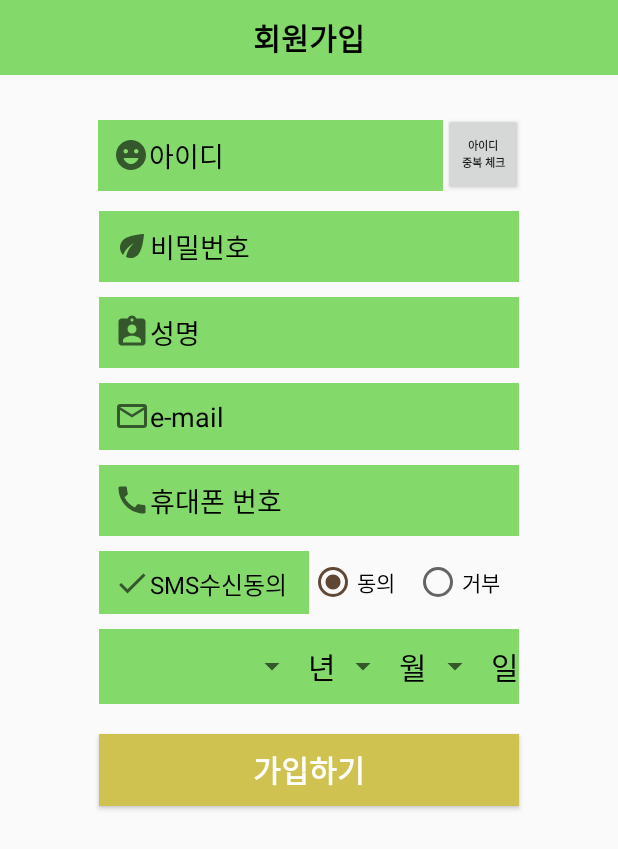
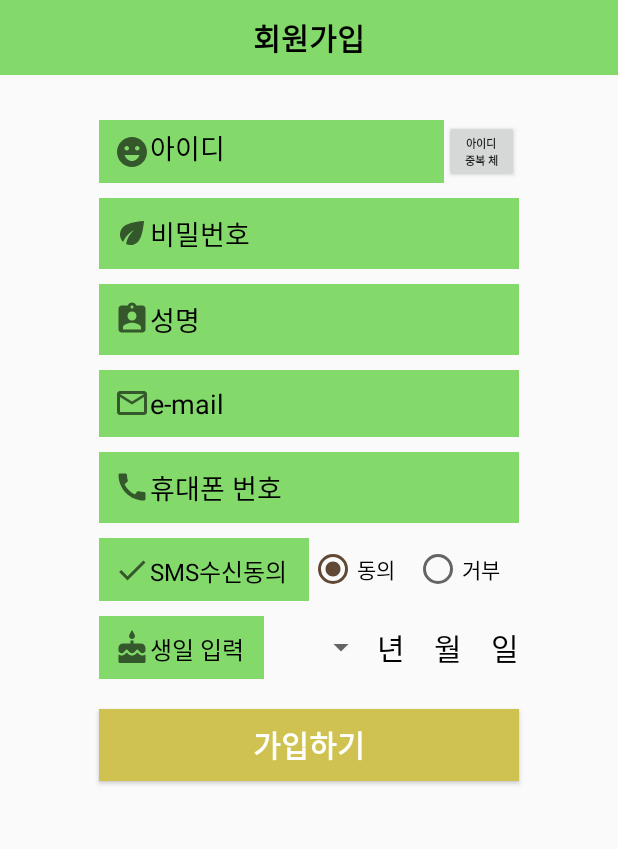
Before and after one commit to rs636/RUP1221, an Android app: the screen it shows after launch (Register), after a tap on "회원가입", on a phone screen of 412 x 824 dp. Shown: the top 849 px of the screen. Run offline under Robolectric (Android 15) with nearby library versions, the phone set to English and light mode, and no system bars.

Commit message:
Regitser -ing

```diff
--- a/app/src/main/java/org/techtown/rup/Register.java
+++ b/app/src/main/java/org/techtown/rup/Register.java
@@ -11,6 +11,7 @@ import android.widget.ArrayAdapter;
 import android.widget.Button;
 import android.widget.EditText;
 import android.widget.RadioButton;
+import android.widget.RadioGroup;
 import android.widget.Spinner;
 
 import java.lang.reflect.Array;
@@ -19,9 +20,9 @@ public class Register extends AppCompatActivity {
 
     private static String IP_ADDRESS="172.0.0.1";
     private static String TAG="phptest";
-
+    private RadioButton sms_agree,sms_disagree;
+    private RadioGroup radioGroup;
     private EditText id,pw,email;
-    private RadioButton gender;
     private ArrayAdapter adapter;
     private Spinner spinner;
     Button registerBtn;
@@ -39,7 +40,17 @@ public class Register extends AppCompatActivity {
         pw=(EditText)findViewById(R.id.pwtext);
         email=(EditText)findViewById(R.id.emailtext);
         phone=(EditText)findViewById(R.id.phonetext);
-
+        sms_agree=(RadioButton)findViewById(R.id.sms_agree);
+        sms_disagree=(RadioButton)findViewById(R.id.sms_disagree);
+//        sms_agree.setOnClickListener(radioButtonClickListener);
+//        sms_disagree.setOnClickListener(radioButtonClickListener);
+//
+//        radioGroup = (RadioGroup) findViewById(R.id.radioGroup);
+//        radioGroup.setOnCheckedChangeListener(radioGroupButtonChangeListener);
+//
+//        RadioButton.OnClickListener radioButtonClickListener=new RadioButton.OnClickListener(){
+//
+//        }
 
 
         registerBtn.setOnClickListener(new View.OnClickListener() {
@@ -52,14 +63,8 @@ public class Register extends AppCompatActivity {
                 email_d=email.getText().toString();
                 phone.addTextChangedListener(new PhoneNumberFormattingTextWatcher());//전화번호에 하이픈 자동추가
 
-
-
             }
         });
 
-        spinner=(Spinner)findViewById(R.id.majorspinner);
-        adapter= ArrayAdapter.createFromResource(this,R.array.major, android.R.layout.simple_spinner_dropdown_item);
-        spinner.setAdapter(adapter);
-
     }
 }
--- /dev/null
+++ b/app/src/main/res/drawable/birth_image.xml
@@ -0,0 +1,10 @@
+<vector xmlns:android="http://schemas.android.com/apk/res/android"
+    android:width="24dp"
+    android:height="24dp"
+    android:viewportWidth="24"
+    android:viewportHeight="24"
+    android:tint="?attr/colorControlNormal">
+  <path
+      android:fillColor="@android:color/white"
+      android:pathData="M12,6c1.11,0 2,-0.9 2,-2 0,-0.38 -0.1,-0.73 -0.29,-1.03L12,0l-1.71,2.97c-0.19,0.3 -0.29,0.65 -0.29,1.03 0,1.1 0.9,2 2,2zM16.6,15.99l-1.07,-1.07 -1.08,1.07c-1.3,1.3 -3.58,1.31 -4.89,0l-1.07,-1.07 -1.09,1.07C6.75,16.64 5.88,17 4.96,17c-0.73,0 -1.4,-0.23 -1.96,-0.61L3,21c0,0.55 0.45,1 1,1h16c0.55,0 1,-0.45 1,-1v-4.61c-0.56,0.38 -1.23,0.61 -1.96,0.61 -0.92,0 -1.79,-0.36 -2.44,-1.01zM18,9h-5L13,7h-2v2L6,9c-1.66,0 -3,1.34 -3,3v1.54c0,1.08 0.88,1.96 1.96,1.96 0.52,0 1.02,-0.2 1.38,-0.57l2.14,-2.13 2.13,2.13c0.74,0.74 2.03,0.74 2.77,0l2.14,-2.13 2.13,2.13c0.37,0.37 0.86,0.57 1.38,0.57 1.08,0 1.96,-0.88 1.96,-1.96L20.99,12C21,10.34 19.66,9 18,9z"/>
+</vector>
--- a/app/src/main/res/layout/activity_register.xml
+++ b/app/src/main/res/layout/activity_register.xml
@@ -29,18 +29,16 @@
         android:layout_width="match_parent"
         android:layout_height="match_parent"
         android:orientation="vertical">
-
         <RelativeLayout
-            android:layout_width="match_parent"
-            android:layout_height="wrap_content"
-            android:orientation="horizontal">
-
+            android:layout_width="280dp"
+            android:layout_height="42dp"
+            android:orientation="horizontal"
+            android:layout_gravity="center"
+            android:layout_marginTop="30dp">
             <EditText
                 android:id="@+id/idtext"
                 android:layout_width="230dp"
-                android:layout_height="wrap_content"
-                android:layout_marginLeft="65dp"
-                android:layout_marginTop="30dp"
+                android:layout_height="match_parent"
                 android:background="@color/colorPrimary"
                 android:drawableStart="@drawable/id_image"
                 android:drawableLeft="@drawable/id_image"
@@ -49,14 +47,12 @@
                 android:padding="10dp"
                 android:textColor="#000000"
                 android:textColorHint="#000000" />
-
             <Button
                 android:id="@+id/chk_idtext"
-                android:layout_width="53dp"
-                android:layout_height="55dp"
-                android:layout_marginTop="25dp"
+                android:layout_width="90dp"
+                android:layout_height="match_parent"
                 android:layout_toRightOf="@+id/idtext"
-                android:text="아이디   중복 체크"
+                android:text="아이디 중복 체크"
                 android:textStyle="bold"
                 android:textSize="7dp"
                 />
@@ -140,36 +136,53 @@
             android:layout_width="match_parent"
             android:layout_height="match_parent"
             android:orientation="horizontal"
+            android:id="@+id/radioGroup"
             android:layout_gravity="center_vertical">
             <RadioButton
                 android:layout_width="wrap_content"
                 android:layout_height="match_parent"
+                android:id="@+id/sms_agree"
                 android:layout_weight="1"
                 android:checked="true"
                 android:text="동의"/>
             <RadioButton
                 android:layout_width="wrap_content"
                 android:layout_height="match_parent"
+                android:id="@+id/sms_disagree"
                 android:layout_weight="1"
                 android:checked="false"
                 android:text="거부"/>
         </RadioGroup>
         </RelativeLayout>
+        <RelativeLayout
+            android:layout_width="280dp"
+            android:layout_height="42dp"
+            android:layout_gravity="center"
+            android:layout_marginTop="10dp">
+
+            <TextView
+                android:id="@+id/birth_screen"
+                android:layout_width="110dp"
+                android:layout_height="match_parent"
+                android:background="@color/colorPrimary"
+                android:drawableStart="@drawable/birth_image"
+                android:drawableLeft="@drawable/birth_image"
+                android:gravity="center_vertical"
+                android:padding="10dp"
+                android:text="생일 입력"
+                android:textColor="#000000"
+                android:textSize="16dp" />
 
             <LinearLayout
-            android:layout_width="280dp"
-            android:layout_height="50dp"
+                android:layout_toRightOf="@+id/birth_screen"
+                android:layout_width="170dp"
+                android:layout_height="match_parent"
                 android:layout_gravity="center"
-            android:layout_marginTop="10dp"
-            android:background="@color/colorPrimary"
                 android:orientation="horizontal">
-
-
             <LinearLayout
                 android:layout_width="0dp"
                 android:layout_height="match_parent"
-                android:layout_weight="2.6">
-
+                android:layout_weight="2.5">
                 <Spinner
                     android:id="@+id/birth_spinner"
                     android:layout_width="0dp"
@@ -225,9 +238,9 @@
                         android:textColor="#000000">
                     </TextView>
                 </LinearLayout>
+            </LinearLayout>
+        </RelativeLayout>
 
-
-        </LinearLayout>
 
         <Button
 
```
Also changed, not shown: app/src/main/res/drawable-v24/1.jpg (deleted), app/src/main/res/drawable-v24/10.jpg (deleted), app/src/main/res/drawable-v24/12.jpg (deleted), app/src/main/res/drawable-v24/13.jpg (deleted), app/src/main/res/drawable-v24/14.jpg (deleted), app/src/main/res/drawable-v24/15.jpg (deleted), app/src/main/res/drawable-v24/17.jpg (deleted), app/src/main/res/drawable-v24/18.jpg (deleted), app/src/main/res/drawable-v24/2.jpg (deleted), app/src/main/res/drawable-v24/20.jpg (deleted), app/src/main/res/drawable-v24/3.jpg (deleted), app/src/main/res/drawable-v24/4.jpg (deleted), app/src/main/res/drawable-v24/5.jpg (deleted), app/src/main/res/drawable-v24/6.jpg (deleted), 3 more files. Lines whose indentation alone changed are shown as unchanged.
